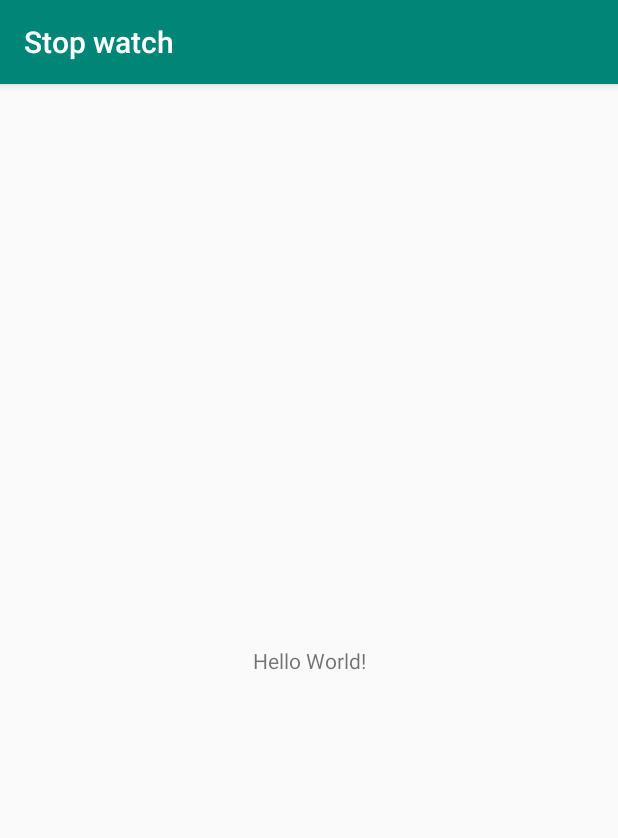
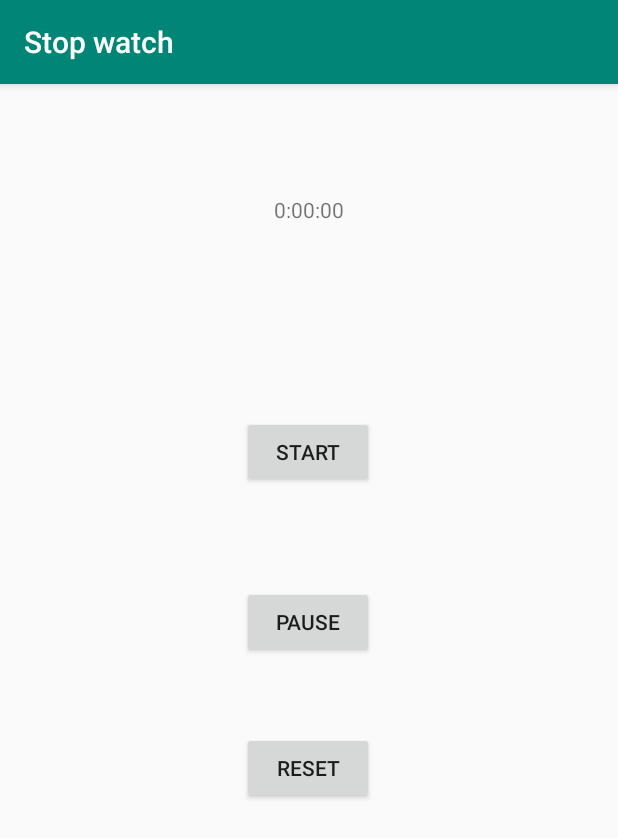
Before and after one commit to ChandanLal/Stopwatch, an Android app: the screen it shows after launch (MainActivity), on a phone screen of 412 x 824 dp. Shown: the top 838 px of the screen. Run offline under Robolectric (Android 15) with nearby library versions, the phone set to English and light mode, and no system bars.

```diff
--- a/app/src/main/java/com/example/android/stopwatch/MainActivity.java
+++ b/app/src/main/java/com/example/android/stopwatch/MainActivity.java
@@ -1,13 +1,64 @@
 package com.example.android.stopwatch;
 
+import android.os.Handler;
 import android.support.v7.app.AppCompatActivity;
 import android.os.Bundle;
+import android.view.View;
+import android.widget.TextView;
 
 public class MainActivity extends AppCompatActivity {
-
+        int second = 0;
+        boolean running;
     @Override
     protected void onCreate(Bundle savedInstanceState) {
         super.onCreate(savedInstanceState);
         setContentView(R.layout.activity_main);
+        runTimer();
+
+    }
+    public  void startTimer(View v){
+
+        running=true;
+
+    }
+    public  void pauseTimer(View v){
+
+        running=false;
+
+    }
+
+    public  void resetTimer(View v){
+
+        running=false;
+        second = 0;
+
+    }
+
+  private void  runTimer()
+    {
+        final TextView textView = findViewById(R.id.showCase);
+        final Handler handler = new Handler();
+
+        handler.post(new Runnable() {
+            @Override
+            public void run() {
+
+                int hours = second/3600;
+                int mins = (second%3600)/60;
+                int secs = second%60;
+
+                String time = String.format("%d:%02d:%02d",hours,mins,secs);
+                textView.setText(time);
+
+                if(running)
+                {
+
+                    second ++;
+                }
+
+                handler.postDelayed(this,1000);
+
+            }
+        });
     }
 }
--- a/app/src/main/res/layout/activity_main.xml
+++ b/app/src/main/res/layout/activity_main.xml
@@ -7,12 +7,53 @@
     tools:context=".MainActivity">
 
     <TextView
+        android:id="@+id/showCase"
         android:layout_width="wrap_content"
         android:layout_height="wrap_content"
-        android:text="Hello World!"
+        android:text="Hello"
         app:layout_constraintBottom_toBottomOf="parent"
         app:layout_constraintLeft_toLeftOf="parent"
         app:layout_constraintRight_toRightOf="parent"
-        app:layout_constraintTop_toTopOf="parent" />
+        app:layout_constraintTop_toTopOf="parent"
+        app:layout_constraintVertical_bias="0.099" />
+
+    <Button
+        android:id="@+id/start"
+        android:layout_width="wrap_content"
+        android:layout_height="wrap_content"
+        android:onClick="startTimer"
+        android:text="Start"
+        app:layout_constraintBottom_toBottomOf="parent"
+        app:layout_constraintHorizontal_bias="0.498"
+        app:layout_constraintLeft_toLeftOf="parent"
+        app:layout_constraintRight_toRightOf="parent"
+        app:layout_constraintTop_toTopOf="parent"
+        app:layout_constraintVertical_bias="0.307" />
+
+    <Button
+        android:id="@+id/stop"
+        android:layout_width="wrap_content"
+        android:layout_height="wrap_content"
+        android:onClick="pauseTimer"
+        android:text="Pause"
+        app:layout_constraintBottom_toBottomOf="parent"
+        app:layout_constraintHorizontal_bias="0.498"
+        app:layout_constraintLeft_toLeftOf="parent"
+        app:layout_constraintRight_toRightOf="parent"
+        app:layout_constraintTop_toTopOf="parent"
+        app:layout_constraintVertical_bias="0.465" />
+
+    <Button
+        android:id="@+id/reset"
+        android:layout_width="wrap_content"
+        android:layout_height="wrap_content"
+        android:onClick="resetTimer"
+        android:text="Reset"
+        app:layout_constraintBottom_toBottomOf="parent"
+        app:layout_constraintHorizontal_bias="0.498"
+        app:layout_constraintLeft_toLeftOf="parent"
+        app:layout_constraintRight_toRightOf="parent"
+        app:layout_constraintTop_toTopOf="parent"
+        app:layout_constraintVertical_bias="0.6" />
 
 </android.support.constraint.ConstraintLayout>
```
